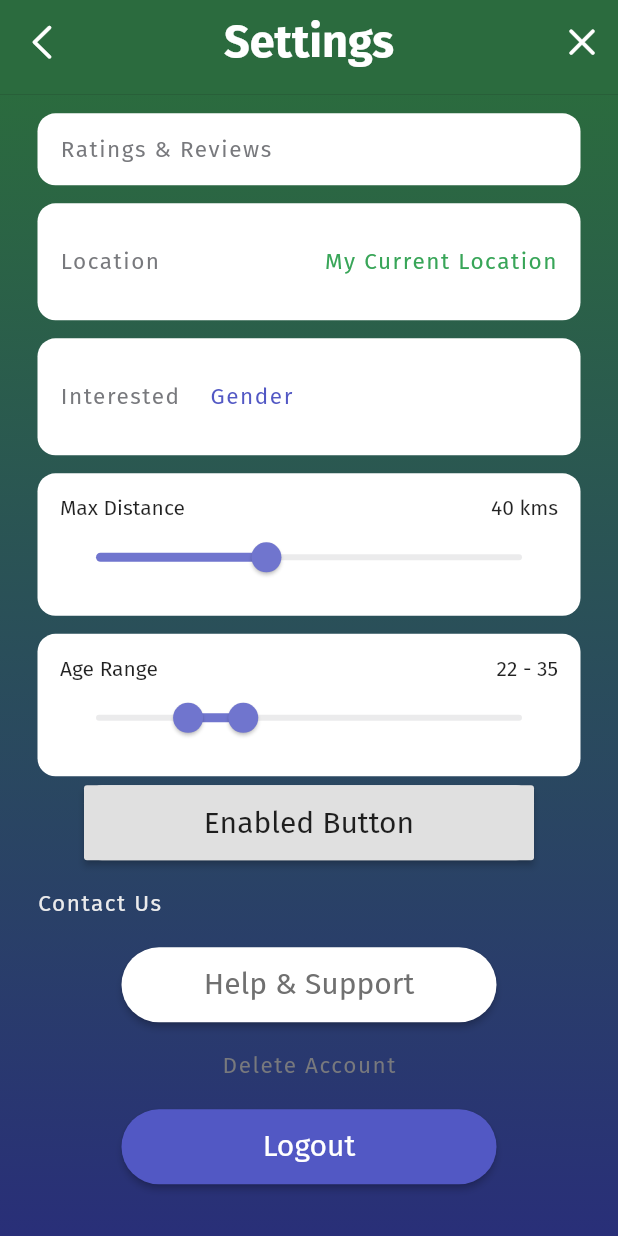
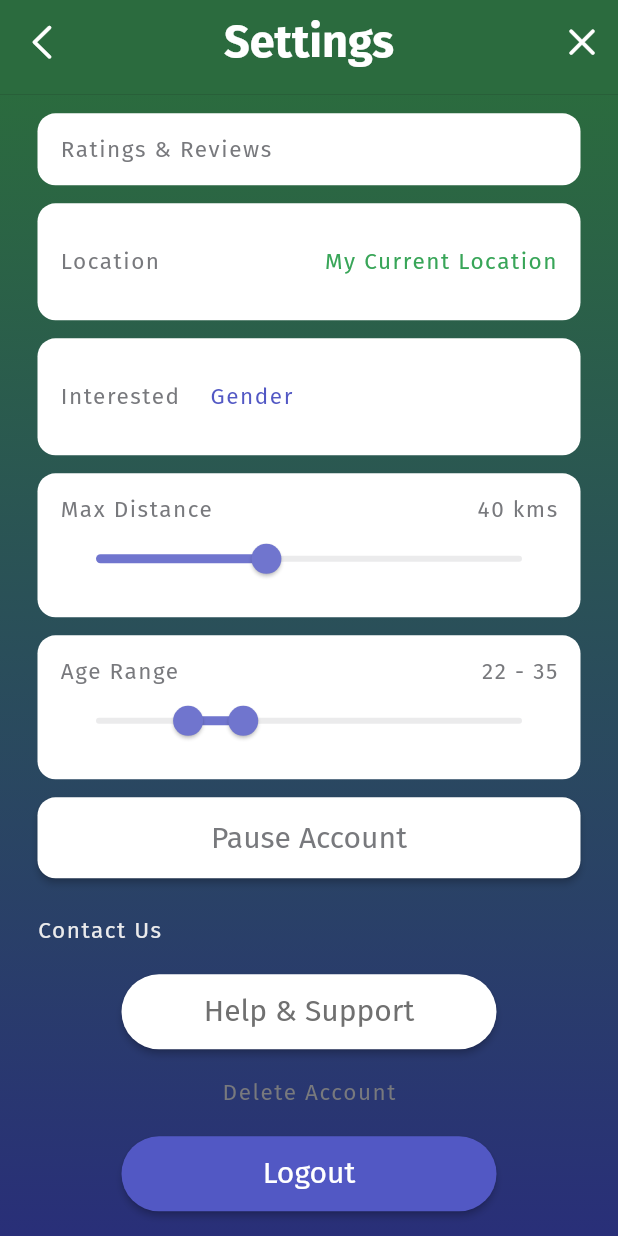
Before and after one commit to anandvishwag/Izinga-frontend, a Flutter app: the SettingProfile screen opened directly, scrolled down 403 dp, on a phone screen of 412 x 824 dp. Run offline on Flutter 3.47's test engine with Material 2 defaults, Android fonts, the phone set to English and light mode, and no system bars; drawn by our look-alikes of select_form_field; our stand-ins replace carousel_slider, flutter_svg, intl_phone_field; project files that could hold a hidden picture were left out.

Commit message:
setting page submission

```diff
--- a/lib/login/setting.dart
+++ b/lib/login/setting.dart
@@ -3,7 +3,6 @@ import 'package:flutter/material.dart';
 import '../constantColor.dart';
 import '../defalte-Button.dart';
 import '../top-back-appbar.dart';
-import 'package:passwordfield/passwordfield.dart';
 import 'package:select_form_field/select_form_field.dart';
 
 class SettingProfile extends StatefulWidget {
@@ -19,7 +18,7 @@ class _SettingProfileState extends State<SettingProfile> {
   String _valueChanged = '';
   String _valueToValidate = '';
   String _valueSaved = '';
-
+  bool hidepassword = true;
   final List<Map<String, dynamic>> _items = [
     {
       'value': 'male',
@@ -137,12 +136,35 @@ class _SettingProfileState extends State<SettingProfile> {
                     key: _formKey,
                     child: SizedBox(
                       height: 40,
-                      child: PasswordField(
-                        color: Colors.green,
-                        hintText: "Reset Password",
-                        backgroundColor: Colors.white,
-                        backgroundBorderRadius: BorderRadius.circular(10),
-                        hintStyle: TextStyle(color: iZblackL4),
+                      child: TextFormField(
+                        keyboardType: TextInputType.text,
+                        textInputAction: TextInputAction.go,
+                        onFieldSubmitted: (v) {
+                          print(v);
+                        },
+
+                        style: setingBoxTextStyle(),
+
+                        decoration: InputDecoration(
+                            hintStyle: TextStyle(color: iZblackL4),
+                            border: InputBorder.none,
+                            hintText: 'Reset Password',
+                            suffixIcon: IconButton(
+                              onPressed: () {
+                                setState(() {
+                                  hidepassword = !hidepassword;
+                                });
+                              },
+                              color: iZgreenL1.withOpacity(0.4),
+                              icon: Icon(hidepassword
+                                  ? Icons.visibility_off
+                                  : Icons.visibility),
+                            )),
+                        // The validator receives the text that the user has entered.
+                        validator: (input) => input.length < 3
+                            ? "Password should be minimum 3 charector"
+                            : null,
+                        obscureText: hidepassword,
                       ),
                     ),
                   ),
@@ -240,10 +262,17 @@ class _SettingProfileState extends State<SettingProfile> {
                     Row(
                       mainAxisAlignment: MainAxisAlignment.spaceBetween,
                       children: [
-                        Expanded(child: Text('Max Distance')),
+                        Expanded(
+                            child: Text(
+                          'Max Distance',
+                          style: setingBoxTextStyle(),
+                        )),
                         Container(
                             alignment: Alignment.centerRight,
-                            child: Text('$maxdistance kms'))
+                            child: Text(
+                              '$maxdistance kms',
+                              style: setingBoxTextStyle(),
+                            ))
                       ],
                     ),
                     Slider(
@@ -266,10 +295,17 @@ class _SettingProfileState extends State<SettingProfile> {
                     Row(
                       mainAxisAlignment: MainAxisAlignment.spaceBetween,
                       children: [
-                        Expanded(child: Text('Age Range')),
+                        Expanded(
+                            child: Text(
+                          'Age Range',
+                          style: setingBoxTextStyle(),
+                        )),
                         Container(
                             alignment: Alignment.centerRight,
-                            child: Text('$minage - $maxage'))
+                            child: Text(
+                              '$minage - $maxage',
+                              style: setingBoxTextStyle(),
+                            ))
                       ],
                     ),
                     RangeSlider(
@@ -290,16 +326,20 @@ class _SettingProfileState extends State<SettingProfile> {
                   ],
                 )),
                 Container(
-                    width: 300,
-                    height: 50,
-                    decoration: BoxDecoration(
-                      borderRadius: BorderRadius.circular(12.0),
-                      color: iZwhite,
-                    ),
+                    width: double.infinity,
+                    margin: EdgeInsets.symmetric(
+                        horizontal: izDefultSpace, vertical: 6),
                     child: RaisedButton(
+                      color: Colors.white,
+                      shape: RoundedRectangleBorder(
+                        borderRadius: BorderRadius.circular(12.0),
+                      ),
                       onPressed: () {},
-                      child: const Text('Enabled Button',
-                          style: TextStyle(fontSize: 20)),
+                      child: Padding(
+                        padding: EdgeInsets.symmetric(vertical: 15),
+                        child: Text('Pause Account',
+                            style: TextStyle(fontSize: 20, color: iZblackL4)),
+                      ),
                     )),
                 Padding(
                   padding: const EdgeInsets.only(top: 10, bottom: 10),
--- a/lib/main.dart
+++ b/lib/main.dart
@@ -1,9 +1,9 @@
-import 'package:IzingaDating/profile-Discover-maches/Its-a-mach.dart';
+//import 'package:IzingaDating/profile-Discover-maches/Its-a-mach.dart';
 import 'package:flutter/material.dart';
 
 //import 'profile-Discover-maches/profile-Info.dart';
 
-//import 'login/setting.dart';
+import 'login/setting.dart';
 
 //import 'login/profile-media.dart';
 
@@ -36,9 +36,9 @@ class _MyAppState extends State<MyApp> {
         primarySwatch: Colors.blue,
         backgroundColor: Colors.white,
       ),
-      home: //SettingProfile(),
+      home: SettingProfile(),
       //ProfileInfo(),
-      ItsAMatch(),
+      //ItsAMatch(),
       //SettingProfile(),
       //ProfileMedia(),
       //ProfileBio(),
--- a/pubspec.yaml
+++ b/pubspec.yaml
@@ -32,8 +32,8 @@ dependencies:
   flutter_svg: ^0.19.1
   intl_phone_field: ^1.4.2
   carousel_slider: ^2.3.1
-  passwordfield: ^0.0.82
   select_form_field: "^1.1.0"
+  http: ^0.12.2
 
 
 dev_dependencies:
```
Also changed, not shown: pubspec.lock.
